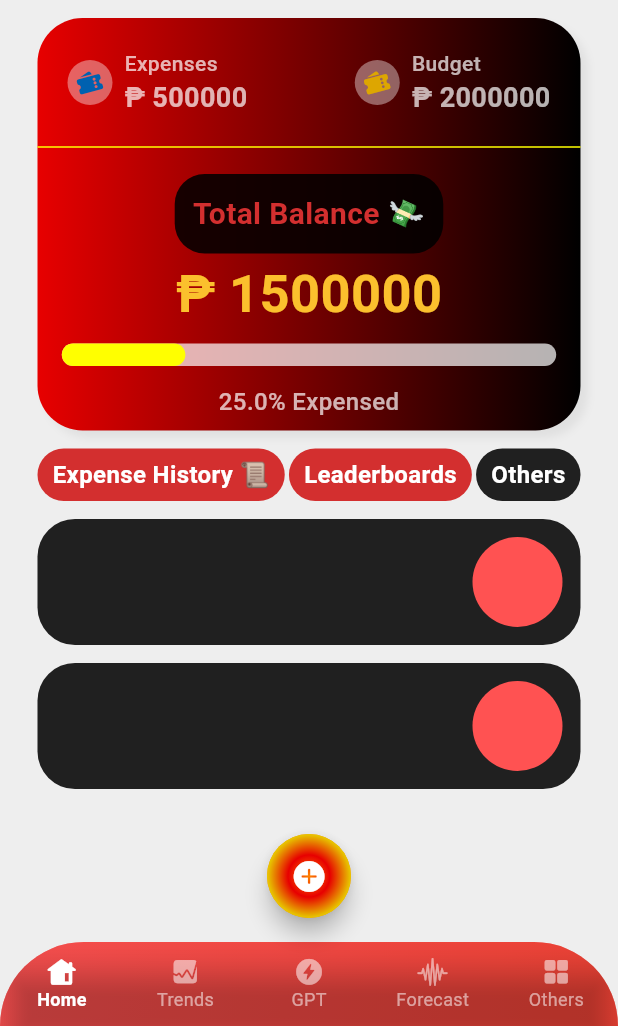
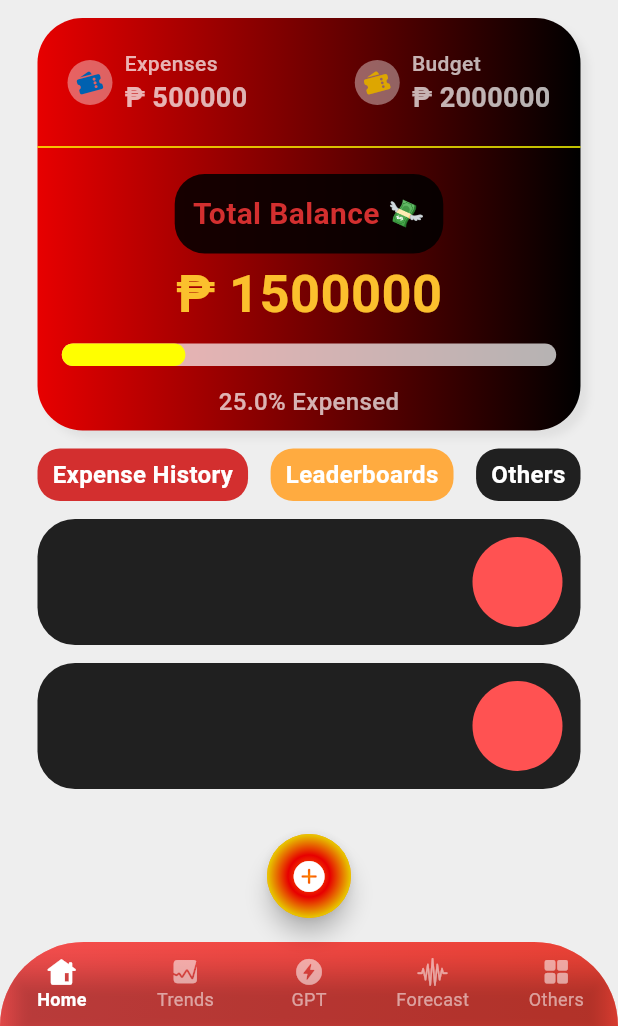
Before and after one commit to donyelqt/pera-pinoy, a Flutter app: the screen it shows after launch, on a phone screen of 412 x 824 dp, the part 210-1236 px from its top. Run offline on Flutter 3.47's test engine with Material 3 defaults, Android fonts, the light colour scheme and no system bars.

Commit message:
optimized the button style

```diff
--- a/lib/screens/home/views/main_screen.dart
+++ b/lib/screens/home/views/main_screen.dart
@@ -271,10 +271,10 @@ class MainScreen extends StatelessWidget {
                       EdgeInsets.symmetric(horizontal: 10.0, vertical: 6.0),
                   decoration: BoxDecoration(
                     color: Colors.red[700],
-                    borderRadius: BorderRadius.circular(20),
+                    borderRadius: BorderRadius.circular(15),
                   ),
                   child: Text(
-                    "Expense History 📜",
+                    "Expense History",
                     textAlign: TextAlign.center,
                     style: TextStyle(
                       fontSize: 16,
@@ -287,8 +287,8 @@ class MainScreen extends StatelessWidget {
                   padding:
                       EdgeInsets.symmetric(horizontal: 10.0, vertical: 6.0),
                   decoration: BoxDecoration(
-                    color: Colors.red[700],
-                    borderRadius: BorderRadius.circular(20),
+                    color: Colors.orangeAccent,
+                    borderRadius: BorderRadius.circular(15),
                   ),
                   child: Text(
                     "Leaderboards",
@@ -305,7 +305,7 @@ class MainScreen extends StatelessWidget {
                       EdgeInsets.symmetric(horizontal: 10.0, vertical: 6.0),
                   decoration: BoxDecoration(
                     color: Colors.black87,
-                    borderRadius: BorderRadius.circular(20),
+                    borderRadius: BorderRadius.circular(15),
                   ),
                   child: GestureDetector(
                     onTap: () {},
```
